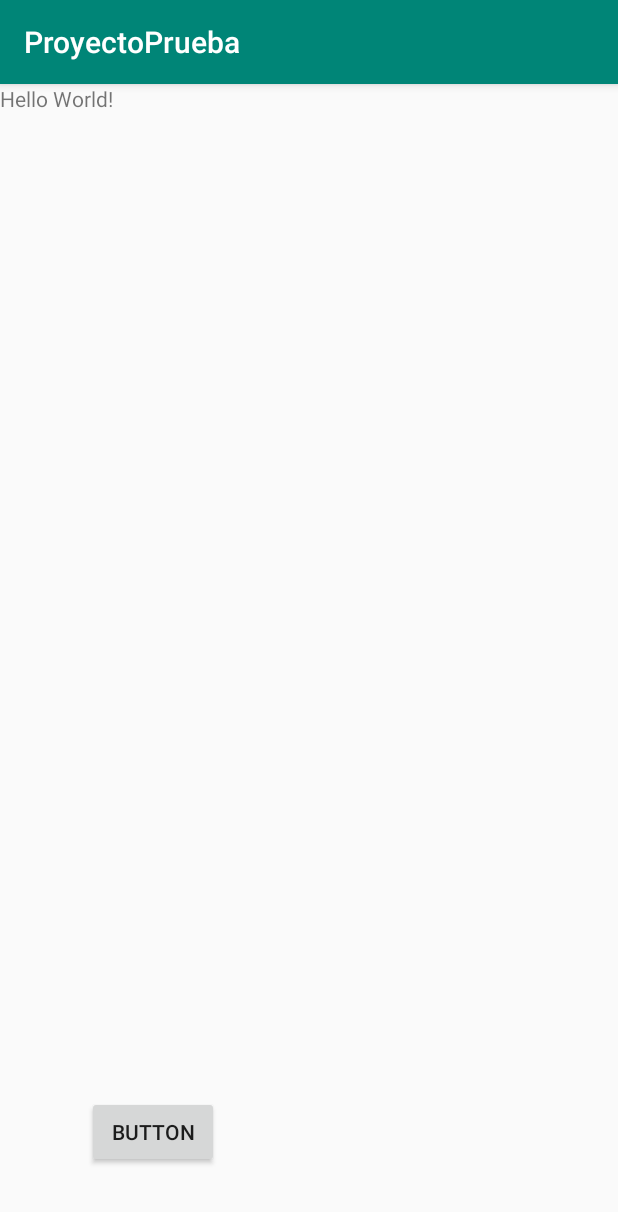
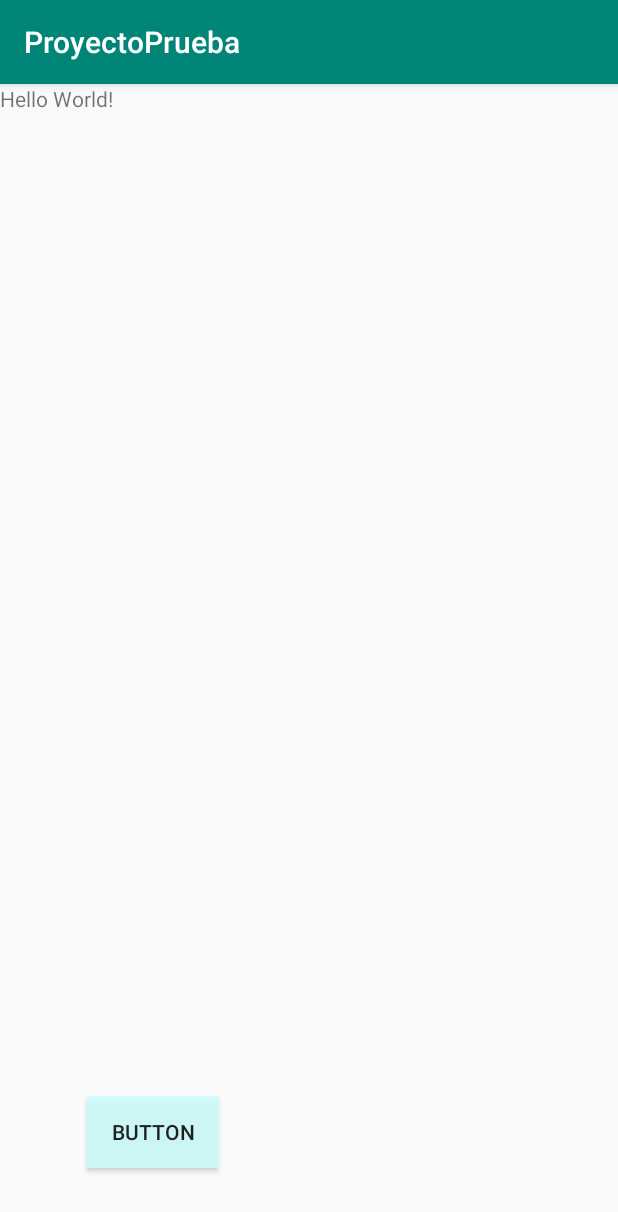
Before and after one commit to litzy-balam/ProyectoPrueba, an Android app: the screen it shows after launch (MainActivity), on a phone screen of 412 x 824 dp. Shown: the top 1212 px of the screen. Run offline under Robolectric (Android 15) with nearby library versions, the phone set to English and light mode, and no system bars.

Commit message:
branch11

```diff
--- a/app/src/main/res/layout/activity_main.xml
+++ b/app/src/main/res/layout/activity_main.xml
@@ -23,6 +23,7 @@
         android:layout_alignParentBottom="true"
         android:layout_marginStart="58dp"
         android:layout_marginBottom="45dp"
+        android:background="#CCFF"
         android:text="Button" />
 
 </RelativeLayout>
```
